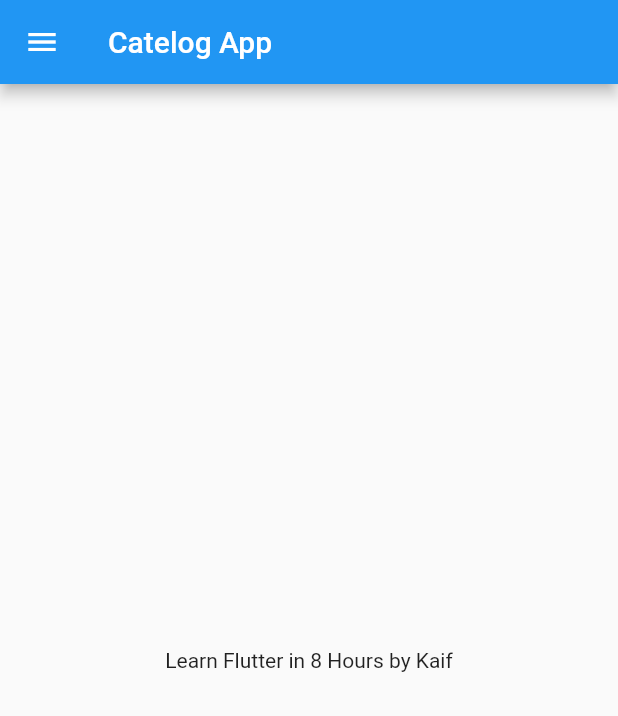
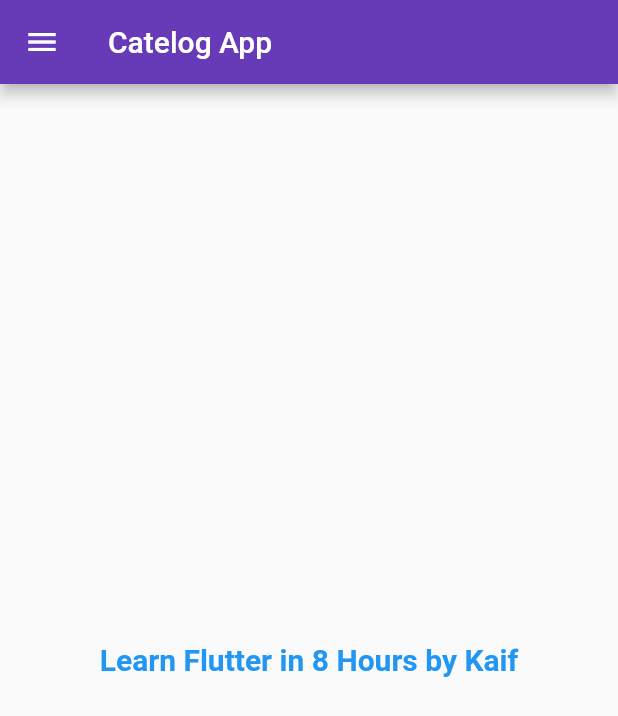
Before and after one commit to kaifmalek17/Catalog-App, a Flutter app: the screen it shows after launch, on a phone screen of 412 x 824 dp. Shown: the top 716 px of the screen. Run offline on Flutter 3.47's test engine with Material 2 defaults, Android fonts, the light colour scheme and no system bars.

Commit message:
day 3 completed

```diff
--- a/lib/main.dart
+++ b/lib/main.dart
@@ -1,5 +1,6 @@
 import 'package:flutter/material.dart';
-import 'package:mine_app/home_page.dart';
+import 'package:mine_app/pages/home_page.dart';
+import 'package:mine_app/pages/login_page.dart';
 
 void main() {
   runApp(
@@ -12,8 +13,18 @@
 
   @override
   Widget build(BuildContext context) {
-    return const MaterialApp(
-      home: HomePage(),
+    return MaterialApp(
+      themeMode: ThemeMode.light,
+      theme: ThemeData(primarySwatch: Colors.deepPurple),
+      darkTheme: ThemeData(
+        brightness: Brightness.dark,
+      ),
+      initialRoute: '/home',
+      routes: {
+        '/': (context) => const LoginPage(),
+        '/home': (context) => const HomePage(),
+        '/login': (context) => const LoginPage(),
+      },
     );
   }
 }
--- a/lib/home_page.dart
+++ b/lib/pages/home_page.dart
@@ -15,6 +15,11 @@
       body: Center(
         child: Text(
           'Learn Flutter in $num Hours by $name',
+          style: const TextStyle(
+            color: Colors.blue,
+            fontSize: 20,
+            fontWeight: FontWeight.bold,
+          ),
         ),
       ),
       drawer: const Drawer(),
```
Also changed, not shown: lib/pages/login_page.dart (added, +21 -0 lines).
